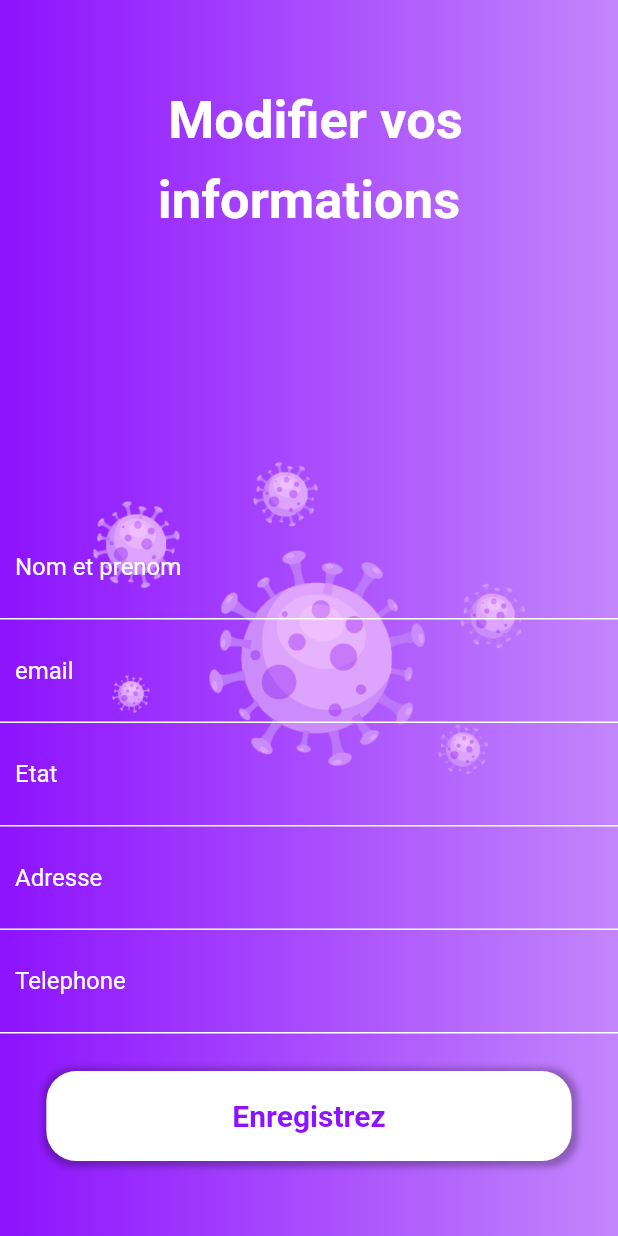
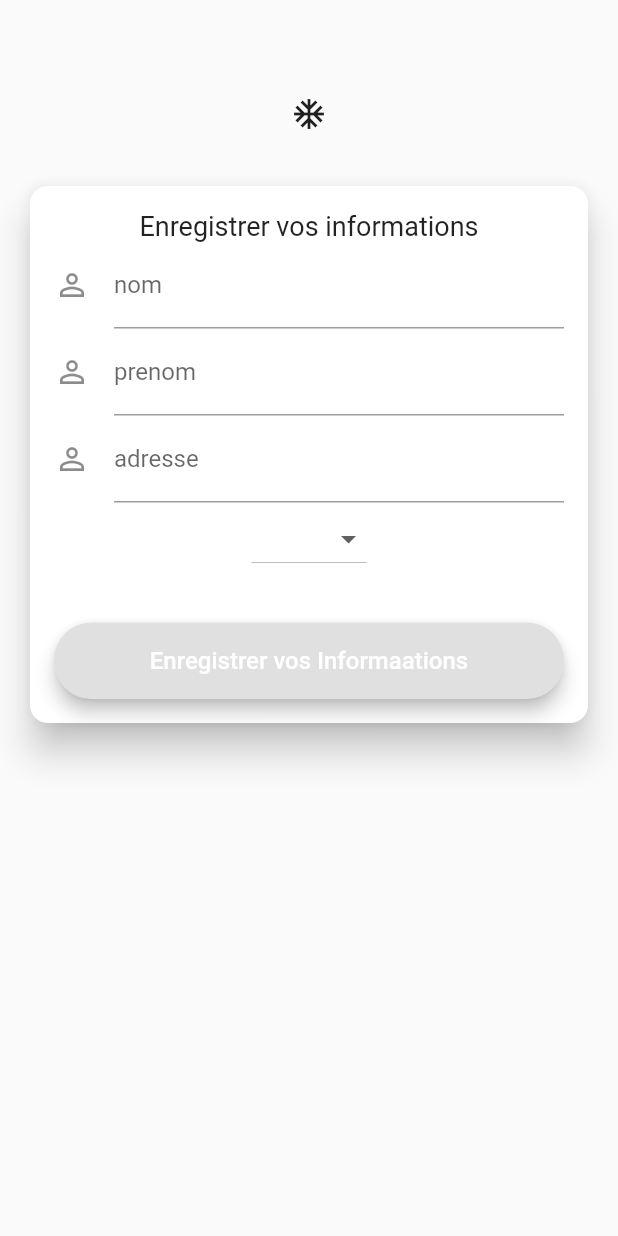
Before and after one commit to NouhailaDerbal/covid_ensa, a Flutter app: the ForPage screen opened directly, on a phone screen of 412 x 824 dp. Run offline on Flutter 3.47's test engine with Material 2 defaults, Android fonts, the phone set to English and light mode, and no system bars; our stand-ins replace carousel_pro, charts_flutter, cloud_firestore, firebase_auth, flutter_svg and 1 more; missing offline and left inert: dart:ffi; accounts and stored records are empty; Roboto replaces fonts that are missing (Ubunto).

Commit message:
formulaire_firebase

```diff
--- a/lib/models/user.dart
+++ b/lib/models/user.dart
@@ -1,5 +1,26 @@
+
+
 class User {
+  User({this.uid});
+ void setuser(String nom,String prenom,String etat,String adresse){
+   this.nom=nom;
+   this.prenom=prenom;
+   this.adresse=adresse;
+   this.etat=etat;
 
-  final String uid;
-  User({this.uid});
+
+ }
+
+
+final String uid;
+  String nom;
+  String prenom;
+  String adresse;
+  String etat;
+int score;
+String tel;
+
+Future <  void  > setnom(String value){
+  this.nom=value;
 }
+}
--- a/lib/pages/formu_page.dart
+++ b/lib/pages/formu_page.dart
@@ -1,159 +1,208 @@
-import 'package:covidensa/core/consts.dart';
+
+import 'package:covidensa/services/database.dart';
 import 'package:flutter/cupertino.dart';
 import 'package:flutter/material.dart';
+import 'package:covidensa/pages/quest_page.dart';
+
+
 
 class ForPage extends StatefulWidget{
   @override
   _ForPageState createState() =>  _ForPageState();
 
 
+
+
+
+
 }
 
 class _ForPageState  extends State<ForPage>{
-  @override
-  Widget build(BuildContext context) {
-    return Scaffold(
-      body: Container(
-        width: MediaQuery.of(context).size.width,
-        height: MediaQuery.of(context).size.height,
-        decoration: BoxDecoration(
-            gradient: LinearGradient(colors:
-            [
-              AppColors.mainColor,
-              AppColors.mainColor.withOpacity(.5),
-            ])
-        ),
-        child: Stack(
+
+  static var _keyValidationForm = GlobalKey<FormState>();
+TextEditingController _textEditConName = TextEditingController();
+TextEditingController _textEditConEmail = TextEditingController();
+TextEditingController _textEditConPassword = TextEditingController();
+TextEditingController _textEditConConfirmPassword = TextEditingController();
+String etat;
+bool isPasswordVisible = false;
+bool isConfirmPasswordVisible = false;
+
+@override
+void initState() {
+isPasswordVisible = false;
+isConfirmPasswordVisible = false;
+super.initState();
+}
+
+@override
+Widget build(BuildContext context) {
+return Scaffold(
+
+  body: SingleChildScrollView(
+    child: Padding(
+        padding: EdgeInsets.only(top: 32.0),
+        child: Column(
           children: <Widget>[
-            _buildHeader(),
-            Align(
-              alignment:Alignment.center,
-              child: Container(
-                width: MediaQuery.of(context).size.width * .7,
-                child:Center(
-                  child: Image.asset("assets/images/virus.png"),
-                ),
+            getWidgetImageLogo(),
+            getWidgetRegistrationCard(),
+          ],
+        )),
+  ),
+);
+}
+
+Widget getWidgetImageLogo() {
+return Container(
+    alignment: Alignment.center,
+    child: Padding(
+      padding: const EdgeInsets.only(top: 32, bottom: 32),
+      child: Icon(Icons.ac_unit),
+    ));
+ }
+
+Widget getWidgetRegistrationCard() {
+final FocusNode _passwordEmail = FocusNode();
+final FocusNode _passwordFocus = FocusNode();
+final FocusNode _passwordConfirmFocus = FocusNode();
+String _selectedLocation = 'veuillez saisir votre etat';
+List<String> _locations = ['malade', 'normal'];
+
+return Padding(
+  padding: const EdgeInsets.only(left: 16.0, right: 16.0),
+  child: Card(
+    color: Colors.white,
+    shape: RoundedRectangleBorder(
+      borderRadius: BorderRadius.circular(12.0),
+    ),
+    elevation: 10.0,
+    child: Padding(
+      padding: const EdgeInsets.all(16.0),
+      child: Form(
+        key: _keyValidationForm,
+        child: Column(
+          children: <Widget>[
+            Container(
+              alignment: Alignment.center,
+              width: double.infinity,
+              child: Text(
+                'Enregistrer vos informations',
+                style: TextStyle(
+                    fontSize: 18.0),
+              ),
+            ), // title: login
+            Container(
+              child: TextFormField(
+                controller: _textEditConName,
+                keyboardType: TextInputType.text,
+                textInputAction: TextInputAction.next,
+
+                onFieldSubmitted: (String value) {
+                  FocusScope.of(context).requestFocus(_passwordFocus);
+                },
+                decoration: InputDecoration(
+                    labelText: 'nom',
+                    //prefixIcon: Icon(Icons.email),
+                    icon: Icon(Icons.perm_identity)),
+              ),
+            ), //text field : user name
+            Container(
+              child: TextFormField(
+                controller: _textEditConEmail,
+                keyboardType: TextInputType.text,
+                textInputAction: TextInputAction.next,
+
+                onFieldSubmitted: (String value) {
+                  FocusScope.of(context).requestFocus(_passwordConfirmFocus);
+                },
+                decoration: InputDecoration(
+                    labelText: 'prenom',
+                    //prefixIcon: Icon(Icons.email),
+                    icon: Icon(Icons.perm_identity)),
               ),
             ),
+            //text field: email
+            Container(
+              child:TextFormField(
+                controller: _textEditConPassword,
+                keyboardType: TextInputType.text,
+                textInputAction: TextInputAction.next,
 
-            _buildFooter(context)
+                onFieldSubmitted: (String value) {
+                  FocusScope.of(context).requestFocus(_passwordEmail);
+                },
+                decoration: InputDecoration(
+                    labelText: 'adresse',
+                    //prefixIcon: Icon(Icons.email),
+                    icon: Icon(Icons.perm_identity)),
+              ),
+            ), //text field: password
+
+
+            Container(
+              child:
+
+DropdownButton<String>(
+
+
+  items: <String>['malade', 'normal'].map((String value) {
+    return new DropdownMenuItem<String>(
+      value: value,
+      child: new Text(value),
+    );
+  }).toList(),
+  onChanged: (String newValue) {
+    setState(() {
+      _selectedLocation = newValue;
+      etat=newValue;
+     });
+},
+),
+
+            ),
+
+            Container(
+              margin: EdgeInsets.only(top: 32.0),
+              width: double.infinity,
+              child: RaisedButton(
+
+                textColor: Colors.white,
+                elevation: 5.0,
+                padding: EdgeInsets.only(top: 16.0, bottom: 16.0),
+                child: Text(
+                  'Enregistrer vos Informaations',
+                  style: TextStyle(fontSize: 16.0),
+                ),
+                onPressed: () {
+                  if (_keyValidationForm.currentState.validate()) {
+                    _onTappedButtonRegister();
+                  }
+                },
+                shape: RoundedRectangleBorder(
+                    borderRadius: BorderRadius.circular(25.0)),
+              ),
+            ), //button: login
+
+
           ],
         ),
       ),
-    );
-  }
+    ),
+  ),
+);
 }
-Padding _buildHeader(){
-  return Padding(
-    padding:const EdgeInsets.only(top:50),
-    child:Align(
-      alignment: Alignment.topCenter,
-      child: Text(" Modifier vos informations",
-          style: TextStyle(fontSize: 35,height:1.5,color: Colors.white,fontWeight: FontWeight.bold),
-          textAlign: TextAlign.center),
-    ),
-  );
+
+
+
+
+
+
+
+
+void _onTappedButtonRegister() {
+  DatabaseService db= new DatabaseService.authen();
+db.addUserlier( _textEditConName.text, _textEditConEmail.text, _textEditConPassword.text, etat) ;
+Navigator.of(context).push(MaterialPageRoute(builder:(_) => QuestPage(), ),);
 }
-Widget _buildFooter(BuildContext context){
-  return Positioned(bottom: 50,
-    child:Container(
-        width: MediaQuery.of(context).size.width,
-        child:Column(
-          crossAxisAlignment:CrossAxisAlignment.center,
-          children: <Widget>[
-            Container(
-              padding:EdgeInsets.all(10),
-              decoration: BoxDecoration(
-                  border:Border(bottom: BorderSide(color: Colors.white))
-              ),
-              child: TextField(
-                decoration: InputDecoration(
-                  hintText: "Nom et prenom",
-                  hintStyle: TextStyle(color: Colors.white),
-                  border:InputBorder.none,
-                ),
-              ),
-            ),
-            Container(
-              padding:EdgeInsets.all(10),
-              decoration: BoxDecoration(
-                  border:Border(bottom: BorderSide(color: Colors.white))
-              ),
-              child: TextField(
-                decoration: InputDecoration(
-                  hintText: "email",
-                  hintStyle: TextStyle(color: Colors.white),
-                  border:InputBorder.none,
-                ),
-              ),
-            ),
-            Container(
-              padding:EdgeInsets.all(10),
-              decoration: BoxDecoration(
-                  border:Border(bottom: BorderSide(color: Colors.white))
-              ),
-              child: TextField(
-                decoration: InputDecoration(
-                  hintText: "Etat",
-                  hintStyle: TextStyle(color: Colors.white),
-                  border:InputBorder.none,
-                ),
-              ),
-            ),
-            Container(
-              padding:EdgeInsets.all(10),
-              decoration: BoxDecoration(
-                  border:Border(bottom: BorderSide(color: Colors.white))
-              ),
-              child: TextField(
-                decoration: InputDecoration(
-                  hintText: "Adresse",
-                  hintStyle: TextStyle(color: Colors.white),
-                  border:InputBorder.none,
-                ),
-              ),
-            ),
-            Container(
-              padding:EdgeInsets.all(10),
-              decoration: BoxDecoration(
-                  border:Border(bottom: BorderSide(color: Colors.white))
-              ),
-              child: TextField(
-                decoration: InputDecoration(
-                  hintText: "Telephone",
-                  hintStyle: TextStyle(color: Colors.white),
-                  border:InputBorder.none,
-                ),
-              ),
-            ),
-            SizedBox(height: 25),
-            GestureDetector(
-              onTap:(){
 
-              } ,
-              child:Container(
-                  decoration: BoxDecoration(
-                      color: Colors.white,
-                      borderRadius: BorderRadius.all(
-                          Radius.circular(20)),
-                      boxShadow: [
-                        BoxShadow(
-                          color: Colors.black26,
-                          offset: Offset(1, 1),
-                          spreadRadius: 3,
-                          blurRadius: 3,
-                        )
-                      ]
-                  ),
-                  width: MediaQuery.of(context).size.width * .85,
-                  height: 60,
-                  child:Center(
-                      child:Text("Enregistrez",
-                        style:TextStyle(
-                            color: AppColors.mainColor,
-                            fontWeight: FontWeight.bold,
-                            fontSize: 20) ,))
-              ),),],
-        )
-    ),);
 }
--- a/lib/services/auth.dart
+++ b/lib/services/auth.dart
@@ -28,7 +28,7 @@ static FirebaseUser current;
       FirebaseUser user = result.user;
       //association d'un document pour user qui vient d'inscrire
       authentifi=DatabaseService(uid: user.uid);
-      await DatabaseService(uid: user.uid).updateUser('omar', 'ait', 'normal', 'benslimane', 4);
+      await DatabaseService(uid: user.uid).updateUser('xxxx', 'xxxx', 'xxxx', 'xxxxxx', 0);
       idauth=user.uid;
       return _userFromFirebaseUser(user);
     } catch(e) {
--- a/lib/services/database.dart
+++ b/lib/services/database.dart
@@ -88,6 +88,29 @@ if (user == null) {
         print(e);
     }
 }
+Future <  void  > addUserlier(String nom,String prenom,String adresse,String etat ) async {
+  try{
+     FirebaseAuth a=FirebaseAuth.instance;
+final FirebaseUser user  = await a.currentUser();
+
+if (user == null) {
+    // User is not signed in
+}
+
+      String d = user.uid;
+    await myDB.collection("users").document(d).updateData({
+
+        'etat':etat,
+        'nom':nom,
+        'adresse':adresse,
+        'prenom':prenom,
 
 
-}
+    });
+    }
+
+    catch(e) {
+        print(e);
+    }
+
+}}
```
